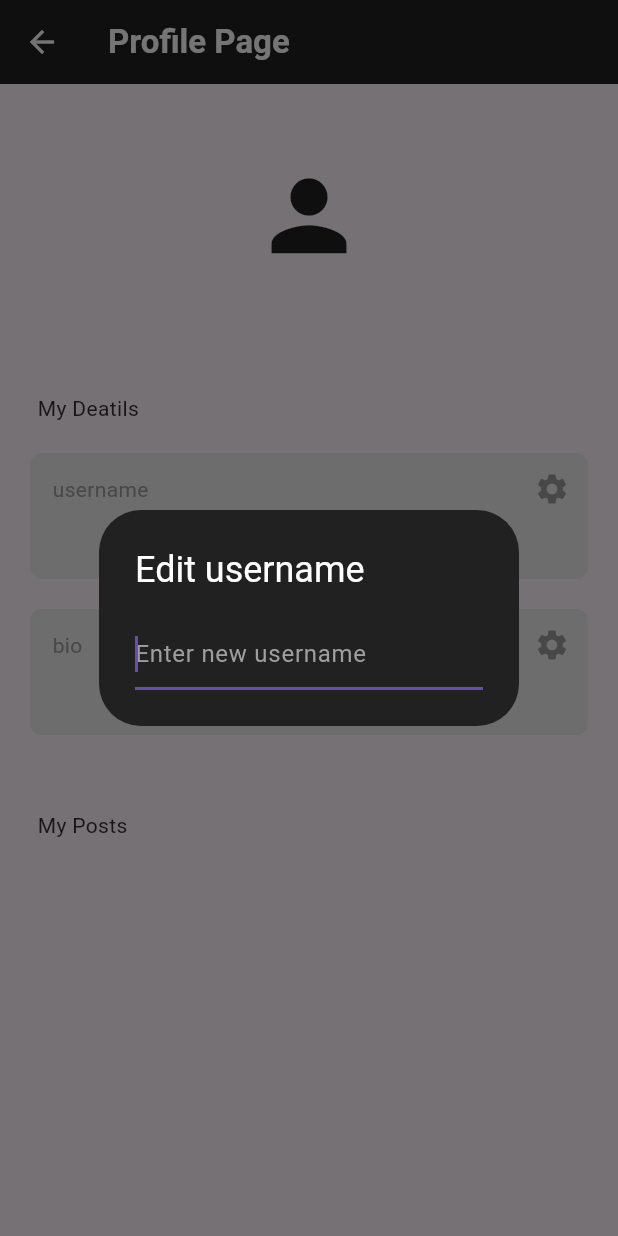
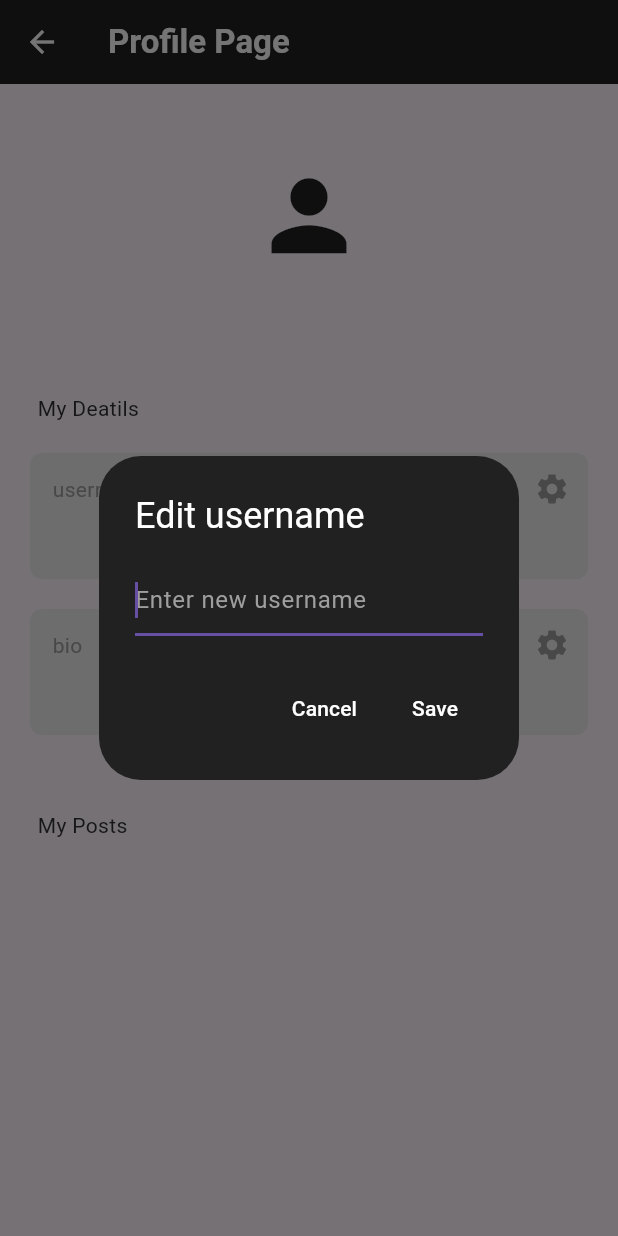
Before and after one commit to nikunj63/SocialMedia-App, a Flutter app: the ProfilePage screen opened directly, after a tap on the "settings" icon, on a phone screen of 412 x 824 dp. Run offline on Flutter 3.47's test engine with Material 3 defaults, Android fonts, the phone set to English and light mode, and no system bars; our stand-ins replace cloud_firestore, firebase_auth, firebase_core; accounts and stored records are empty.

Commit message:
data updated

```diff
--- a/social_media_app/lib/pages/profile_page.dart
+++ b/social_media_app/lib/pages/profile_page.dart
@@ -13,15 +13,20 @@ class ProfilePage extends StatefulWidget {
 class _ProfilePageState extends State<ProfilePage> {
   // user
   final currentUser = FirebaseAuth.instance.currentUser!;
+  // all users
+  final userCollection = FirebaseFirestore.instance.collection('Users');
 
   // edit field
   Future<void>editField(String field)async{
-    String newValue = "";
-    await showDialog(
+    String? newValue = await showDialog(
   context: context,
-      builder: (context)=> AlertDialog(
+  builder: (context) {
+    String tempValue = ""; // local to the dialog
+
+    return AlertDialog(
       backgroundColor: Colors.grey[900],
-        title: Text('Edit '+ field,
+      title: Text(
+        'Edit $field',
         style: const TextStyle(color: Colors.white),
       ),
       content: TextField(
@@ -29,14 +34,48 @@ class _ProfilePageState extends State<ProfilePage> {
         style: const TextStyle(color: Colors.white),
         decoration: InputDecoration(
           hintText: "Enter new $field",
-            hintStyle: const TextStyle(color: Colors.grey)
+          hintStyle: const TextStyle(color: Colors.grey),
         ),
-          onChanged: (value){
-            newValue =  value;
+        onChanged: (value) {
+          tempValue = value;
         },
       ),
+        actions: [
+          // cancel button
+          TextButton(
+            onPressed: ()=> Navigator.pop(context),
+            child: const Text('Cancel' ,
+            style:TextStyle(
+              color: Colors.white
             )
+            )),
+
+
+          // save button
+          TextButton(
+            onPressed: ()=> Navigator.pop(context, tempValue),
+            child: const Text('Save' ,
+            style:TextStyle(
+              color: Colors.white
+            )
+            )),
+        ],
       );
+  }
+    );
+
+      // updating values in firestore
+      if (newValue != null) {
+  final userEmail = FirebaseAuth.instance.currentUser!.email;
+
+  await FirebaseFirestore.instance
+      .collection('Users')
+      .doc(userEmail)
+      .update({ field: newValue }) //  dynamic field update
+      .then((_) => print("Field '$field' updated to: $newValue"))
+      .catchError((error) => print("Error updating field: $error"));
+}
+
   }
 
   @override
```
Lines whose indentation alone changed are shown as unchanged.
